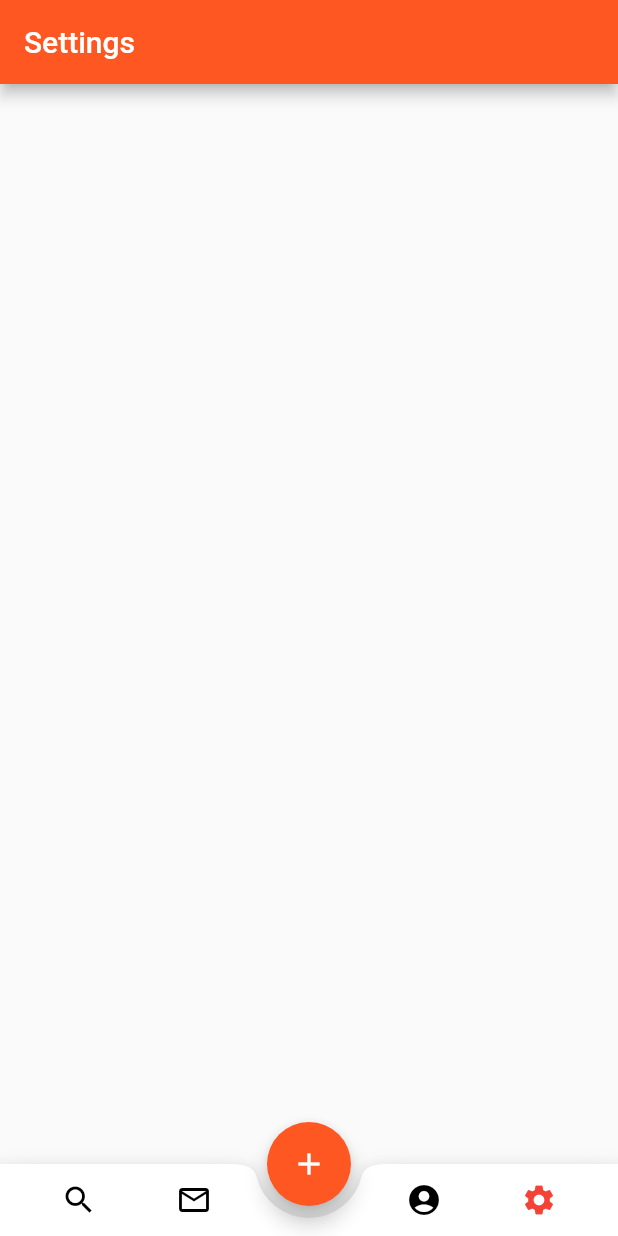
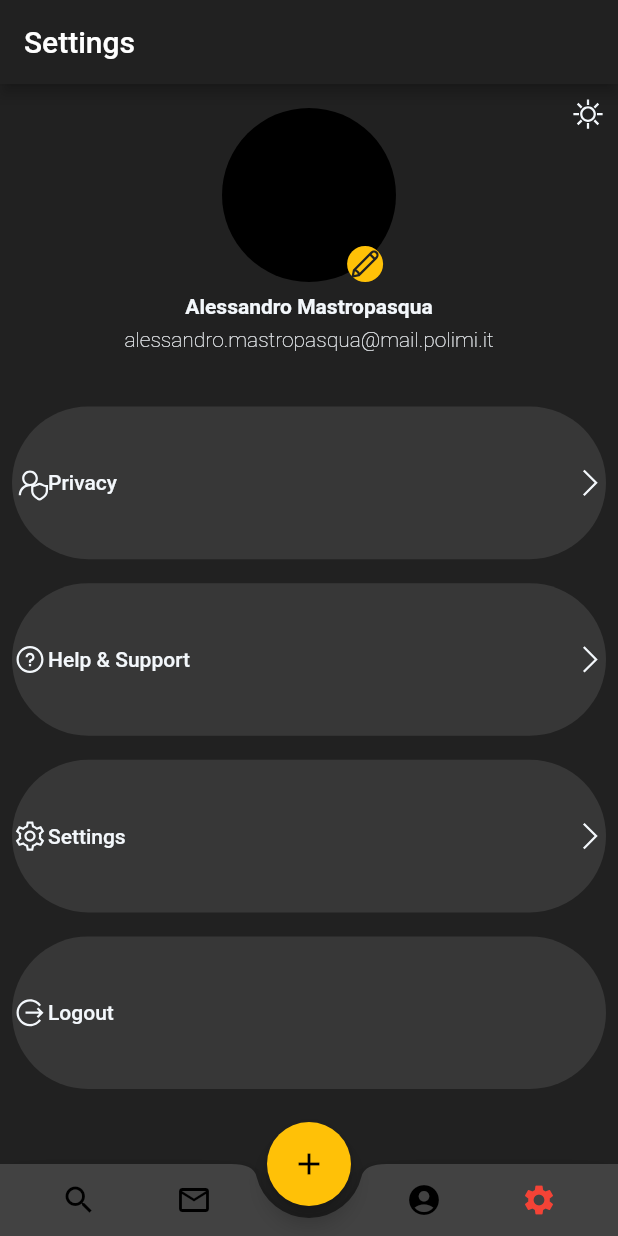
Before and after one commit to alemastro97/my_air, a Flutter app: the screen it shows after launch, item 4 of the bottom bar chosen, on a phone screen of 412 x 824 dp. Run offline on Flutter 3.47's test engine with Material 2 defaults, Android fonts, the light colour scheme and no system bars; our stand-ins replace animated_theme_switcher, firebase_auth, firebase_core, flutter_map, flutter_screenutil, font_awesome_flutter and 5 more; missing offline and left inert: searchable_dropdown, user_location; accounts and stored records are empty; network calls fail; Roboto replaces fonts that are missing (SFProText).

Commit message:
Insert Settings page

```diff
--- /dev/null
+++ b/myair/lib/Constants/theme_constants.dart
@@ -0,0 +1,61 @@
+import 'package:flutter/material.dart';
+import 'package:flutter_screenutil/flutter_screenutil.dart';
+
+const kSpacingUnit = 10;
+
+const kDarkPrimaryColor = Color(0xFF212121);
+const kDarkSecondaryColor = Color(0xFF373737);
+const kLightPrimaryColor = Color(0xFFFFFFFF);
+const kLightSecondaryColor = Color(0xFFF3F7FB);
+const kAccentColor = Color(0xFFFFC107);
+
+final kTitleTextStyle = TextStyle(
+  //fontSize: ScreenUtil().setSp(kSpacingUnit.w*1.7),
+  fontWeight: FontWeight.w600,
+);
+
+final kCaptionTextStyle = TextStyle(
+   // fontSize: ScreenUtil().setSp(kSpacingUnit.w*1.3),
+    fontWeight: FontWeight.w100,
+);
+
+final kButtonTextStyle = TextStyle(
+   // fontSize: ScreenUtil().setSp(kSpacingUnit.w*1.5),
+    fontWeight: FontWeight.w400,
+    color: kDarkPrimaryColor,
+);
+
+final kDarkTheme = ThemeData(
+  brightness: Brightness.dark,
+  fontFamily: 'SFProText',
+  primaryColor: kDarkPrimaryColor,
+  canvasColor: kDarkPrimaryColor,
+  backgroundColor: kDarkSecondaryColor,
+  accentColor: kAccentColor,
+  iconTheme: ThemeData.dark().iconTheme.copyWith(
+    color: kLightSecondaryColor,
+  ),
+  textTheme: ThemeData.dark().textTheme.apply(
+    fontFamily: 'SFProText',
+    bodyColor: kLightSecondaryColor,
+    displayColor: kLightSecondaryColor,
+  ),
+);
+
+
+final kLightTheme = ThemeData(
+  brightness: Brightness.light,
+  fontFamily: 'SFProText',
+  primaryColor: kLightPrimaryColor,
+  canvasColor: kLightPrimaryColor,
+  backgroundColor: kLightSecondaryColor,
+  accentColor: kAccentColor,
+  iconTheme: ThemeData.light().iconTheme.copyWith(
+    color: kDarkSecondaryColor,
+  ),
+  textTheme: ThemeData.light().textTheme.apply(
+    fontFamily: 'SFProText',
+    bodyColor: kDarkSecondaryColor,
+    displayColor: kDarkSecondaryColor,
+  ),
+);
--- a/myair/lib/Views/settings_page.dart
+++ b/myair/lib/Views/settings_page.dart
@@ -1,3 +1,4 @@
+import 'package:myair/Widgets/Setting_page_widgets/profile_screen_widget.dart';
 import 'package:myair/Widgets/content_list_widget.dart';
 import 'package:flutter/material.dart';
 
@@ -7,8 +8,6 @@ class SettingsPage extends StatelessWidget {
     appBar: AppBar(
       title: Text('Settings'),
     ),
-    body: ContentListWidget(
-      //urlImage:              'https://www.gesundheitstrends.com/wp-content/uploads/2019/09/herbst-allergie.jpg',
-    ),
+    body: ProfileScreen(),
   );
 }
--- /dev/null
+++ b/myair/lib/Widgets/Setting_page_widgets/profile_list_item.dart
@@ -0,0 +1,56 @@
+
+import 'package:flutter/cupertino.dart';
+import 'package:line_awesome_flutter/line_awesome_flutter.dart';
+import 'package:myair/Constants/theme_constants.dart';
+import 'package:flutter/material.dart';
+import 'package:flutter_screenutil/flutter_screenutil.dart';
+
+
+class ProfileListItem  extends StatelessWidget{
+  final IconData icon;
+  final text;
+  final bool hasNavigation;
+
+  const ProfileListItem({
+    Key key,
+    this.icon,
+    this.text,
+    this.hasNavigation = true
+  }) : super (key: key);
+  @override
+  Widget build(BuildContext context) {
+    return Padding(
+      padding: const EdgeInsets.all(8.0),
+      child: Container(
+
+      //  margin: EdgeInsets.symmetric( ).copyWith(),
+       // padding: EdgeInsets.symmetric( ),
+        decoration: BoxDecoration(
+          borderRadius: BorderRadius.circular(MediaQuery.of(context).size.width * 3),
+          color: Theme.of(context).backgroundColor,
+        ),
+        child: Row(
+          children: <Widget>[
+            Icon(
+              this.icon,
+
+            ),
+
+            Text(
+              this.text,
+              style: kTitleTextStyle.copyWith(
+                  fontWeight: FontWeight.w500
+              ),
+            ),
+            Spacer(),
+            if (this.hasNavigation)
+              Icon(
+                LineAwesomeIcons.angle_right,
+              ),
+          ],
+        ),
+      ),
+    );
+  }
+
+}
--- /dev/null
+++ b/myair/lib/Widgets/Setting_page_widgets/profile_screen_widget.dart
@@ -0,0 +1,148 @@
+
+import 'package:animated_theme_switcher/animated_theme_switcher.dart';
+import 'package:flutter/cupertino.dart';
+import 'package:line_awesome_flutter/line_awesome_flutter.dart';
+import 'package:myair/Constants/theme_constants.dart';
+import 'package:flutter/material.dart';
+import 'package:flutter_screenutil/flutter_screenutil.dart';
+import 'package:myair/Widgets/Setting_page_widgets/profile_list_item.dart';
+
+class ProfileScreen extends StatelessWidget{
+  @override
+  Widget build(BuildContext context){
+    var profileInfo = Column(
+      children:[
+        Expanded(
+          flex: 6,
+          child: Padding(
+            padding: const EdgeInsets.all(8.0),
+            child: Container(
+
+              child: Stack(
+                children: [
+                  Center(
+                    child:  CircleAvatar(
+                          radius: MediaQuery.of(context).size.height,
+                          //backgroundImage: AssetImage(''),
+                        ),
+                    ),
+                  FractionallySizedBox(
+                    widthFactor: 63 / 100,
+                    child: Align(
+                      alignment: Alignment.bottomRight,
+                      child:Container(
+                        decoration:
+                        BoxDecoration(color: Theme.of(context).accentColor,
+                            shape: BoxShape.circle
+                        ),
+                        child: Icon(
+                          LineAwesomeIcons.pen,
+                          color: kDarkPrimaryColor,
+                        ),
+                      ),
+                    ),
+                  ),
+                ],
+              ),
+
+
+
+            ),
+          ),
+        ),
+
+        Expanded(flex: 1,child: Text('Alessandro Mastropasqua', style: kTitleTextStyle)),
+
+        Expanded(flex: 1,child: Text('alessandro.mastropasqua@mail.polimi.it', style: kCaptionTextStyle)),
+      ],
+    );
+    var themeSwitcher = ThemeSwitcher(builder: (context){
+      return Align(
+        alignment: Alignment.topRight,
+        child: AnimatedCrossFade(
+          duration: Duration(milliseconds: 200),
+          crossFadeState: ThemeProvider.of(context).brightness == Brightness.dark
+              ? CrossFadeState.showFirst
+              : CrossFadeState.showSecond,
+          firstChild: GestureDetector(
+            onTap: () =>
+                ThemeSwitcher.of(context).changeTheme(theme: kLightTheme),
+            child: Icon(
+              LineAwesomeIcons.sun,
+            ),
+          ),
+          secondChild: GestureDetector(
+            onTap: () =>
+                ThemeSwitcher.of(context).changeTheme(theme: kDarkTheme),
+            child: Icon(
+              LineAwesomeIcons.moon,
+            ),
+          ),
+        ),
+      );
+    });
+    var header = Padding(
+        padding: const EdgeInsets.all(8.0),
+        child:Stack(
+      children: <Widget>[
+
+
+        profileInfo,
+        themeSwitcher,
+      ],
+    ));
+    return ThemeSwitchingArea(
+      child: Builder(builder: (context){
+        return  Scaffold(
+          //Profile Info
+          body: Column(
+            children: <Widget>[
+
+              Expanded(flex:1 ,child: header),
+              Expanded(
+                flex: 3,
+                child: Padding(
+                  padding: const EdgeInsets.only(top: 15.0,bottom: 90.0),
+                  child: Column(
+                    children: <Widget>[
+                      Expanded(
+                        flex: 1 ,
+                        child: ProfileListItem(
+                          icon: LineAwesomeIcons.user_shield,
+                          text: 'Privacy',
+                        ),
+                      ),
+                      Expanded(
+                        flex: 1 ,
+                        child: ProfileListItem(
+                          icon: LineAwesomeIcons.question_circle,
+                          text: 'Help & Support',
+                        ),
+                      ),
+                      Expanded(
+                        flex: 1 ,
+                        child: ProfileListItem(
+                          icon: LineAwesomeIcons.cog,
+                          text: 'Settings',
+                        ),
+                      ),
+                      Expanded(
+                        flex: 1 ,
+                        child:   ProfileListItem(
+                          icon: LineAwesomeIcons.alternate_sign_out,
+                          text: 'Logout',
+                          hasNavigation: false,
+                        ),
+                      ),
+
+                    ],
+                  ),
+                ),
+              ),
+            ],
+          ),
+        );
+      }),
+    );
+  }
+}
--- a/myair/lib/main.dart
+++ b/myair/lib/main.dart
@@ -1,7 +1,9 @@
+import 'package:animated_theme_switcher/animated_theme_switcher.dart';
 import 'package:flutter/material.dart';
 import 'package:myair/Views/home_page.dart';
 import 'package:firebase_core/firebase_core.dart';
 
+import 'Constants/theme_constants.dart';
 import 'Services/Arpa_service/sensors.dart';
 import 'Services/Database_service/database_helper.dart';
 import 'Services/Geolocator_service/GeolocatorService.dart';
@@ -16,7 +18,6 @@ void main() async {
   if(sensorList.length == 0){
     await fetchSensorsFromAPI();
     sensorList = await databaseHelper.getSensorList();
-    print("Entrato");
   }
   await GeolocationView().getCurrentLocation();
   print("Upload all sensors: " + sensorList.length.toString());
@@ -27,10 +28,17 @@ class MyApp extends StatelessWidget {
   static final String title = 'Google SignIn';
 
   @override
-  Widget build(BuildContext context) => MaterialApp(
-    debugShowCheckedModeBanner: false,
-    title: title,
-    theme: ThemeData(primarySwatch: Colors.deepOrange),
-    home: HomePage(),
-  );
+  Widget build(BuildContext context) {
+    return ThemeProvider(
+      initTheme: kDarkTheme,
+      child: Builder(builder: (context) {
+        return MaterialApp(
+          debugShowCheckedModeBanner: false,
+          title: title,
+          theme: ThemeProvider.of(context),
+          home: HomePage(),
+        );
+      }),
+    );
+  }
 }
--- a/myair/pubspec.yaml
+++ b/myair/pubspec.yaml
@@ -41,7 +41,9 @@ dependencies:
   http: ^0.12.0+1
   # state management
   provider: ^4.3.2+2
-
+  line_awesome_flutter: ^1.0.1
+  flutter_screenutil: ^1.0.2
+  animated_theme_switcher: ^1.0.5
   # icon of google
   font_awesome_flutter: ^8.10.0
 dev_dependencies:
```
Also changed, not shown: myair/pubspec.lock, 2 other files.
